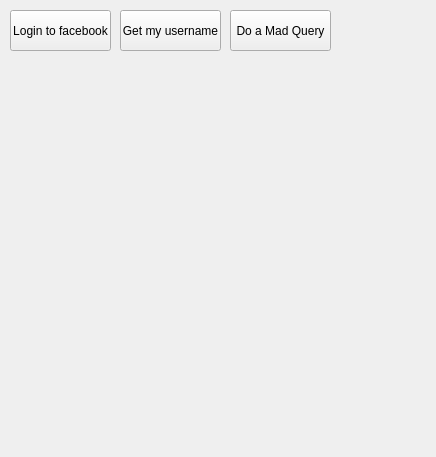
The window that mainwindow.ui (brik/facebrick) describes before a commit, drawn with Qt 5.
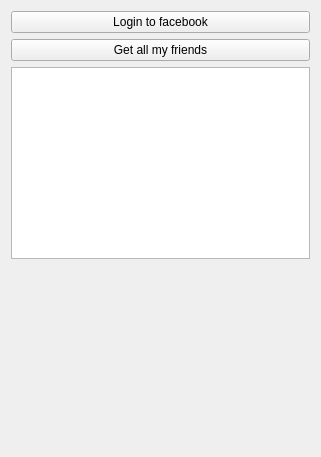
The same window after the commit.

```diff
--- a/mainwindow.ui
+++ b/mainwindow.ui
@@ -6,7 +6,7 @@
    <rect>
     <x>0</x>
     <y>0</y>
-    <width>436</width>
+    <width>321</width>
     <height>457</height>
    </rect>
   </property>
@@ -14,45 +14,38 @@
    <string>MainWindow</string>
   </property>
   <widget class="QWidget" name="centralWidget">
+   <layout class="QVBoxLayout" name="verticalLayout">
+    <item>
    <widget class="QPushButton" name="pushButton">
-    <property name="geometry">
-     <rect>
-      <x>10</x>
-      <y>10</y>
-      <width>101</width>
-      <height>41</height>
-     </rect>
-    </property>
     <property name="text">
      <string>Login to facebook</string>
     </property>
    </widget>
+    </item>
+    <item>
    <widget class="QPushButton" name="pushButton_2">
-    <property name="geometry">
-     <rect>
-      <x>120</x>
-      <y>10</y>
-      <width>101</width>
-      <height>41</height>
-     </rect>
-    </property>
     <property name="text">
-     <string>Get my username</string>
-    </property>
-   </widget>
-   <widget class="QPushButton" name="pushButton_3">
-    <property name="geometry">
-     <rect>
-      <x>230</x>
-      <y>10</y>
-      <width>101</width>
-      <height>41</height>
-     </rect>
-    </property>
-    <property name="text">
-     <string>Do a Mad Query</string>
-    </property>
-   </widget>
+       <string>Get all my friends</string>
+      </property>
+     </widget>
+    </item>
+    <item>
+     <widget class="QListWidget" name="listWidget"/>
+    </item>
+    <item>
+     <spacer name="verticalSpacer">
+      <property name="orientation">
+       <enum>Qt::Vertical</enum>
+      </property>
+      <property name="sizeHint" stdset="0">
+       <size>
+        <width>20</width>
+        <height>40</height>
+       </size>
+      </property>
+     </spacer>
+    </item>
+   </layout>
   </widget>
  </widget>
  <layoutdefault spacing="6" margin="11"/>
```
Lines whose indentation alone changed are shown as unchanged.
